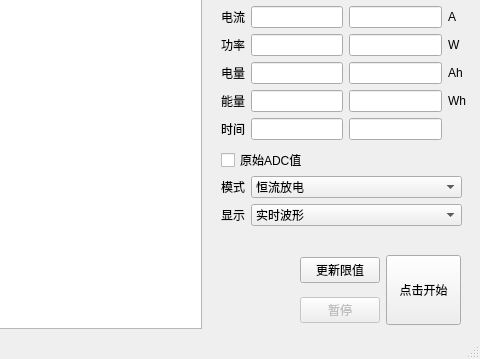
The window that tools/client/main_window.ui (XuHg-zjcn/battery_tester) describes before a commit, drawn with Qt 5; both pictures show x 379 to 859 and y 115 to 474 of the 859 by 474 pixel window.
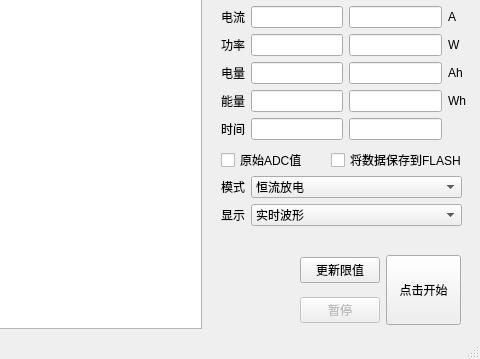
The same window after the commit. Custom widgets are drawn as their Qt base class.

Commit message: feat: 测试数据写入到FLASH

Patch:
```diff
--- a/tools/client/main_window.ui
+++ b/tools/client/main_window.ui
@@ -322,6 +322,19 @@
      </item>
     </layout>
    </widget>
+   <widget class="QCheckBox" name="checkBox_flashdata">
+    <property name="geometry">
+     <rect>
+      <x>710</x>
+      <y>240</y>
+      <width>131</width>
+      <height>24</height>
+     </rect>
+    </property>
+    <property name="text">
+     <string>将数据保存到FLASH</string>
+    </property>
+   </widget>
   </widget>
   <widget class="QMenuBar" name="menubar">
    <property name="geometry">
```
The commit also changes 12 other files.
